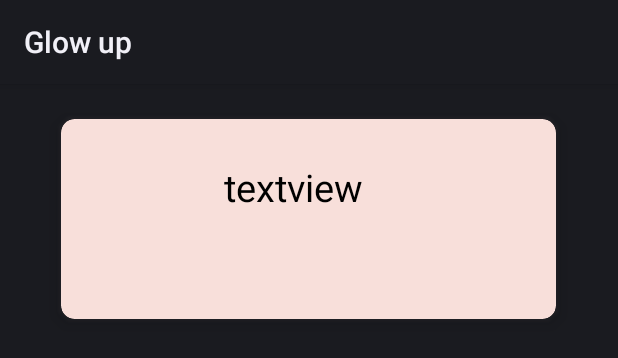
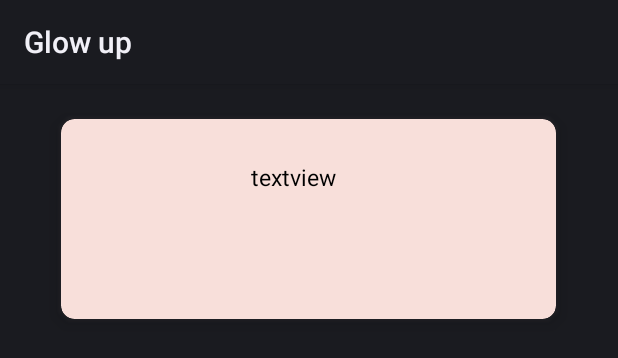
Before and after one commit to htuall/MyApplicationtt1, an Android app: the layout card_container.xml on its own in the app's theme, with its tools: preview values and no code run, on a phone screen of 412 x 824 dp. Shown: the top 358 px of the screen. Run offline under Robolectric (Android 15) with nearby library versions, the light colour scheme and no system bars.

Commit message:
version2

```diff
--- a/app/src/main/java/com/example/myapplicationtt/MainActivity.java
+++ b/app/src/main/java/com/example/myapplicationtt/MainActivity.java
@@ -80,10 +80,6 @@ public class MainActivity extends AppCompatActivity implements View.OnClickListe
 
         videoItems.add(videoItemCartoon);
 
-        VideoItem videoItemCambr2= new VideoItem(Uri.parse("http://195.19.44.146:90/cambridge.mp4"),
-                "http://195.19.44.146:90/cambridge.srt");
-
-        videoItems.add(videoItemCambr2);
 
         putDataToArray();
 
--- a/app/src/main/res/layout/activity_main.xml
+++ b/app/src/main/res/layout/activity_main.xml
@@ -12,7 +12,7 @@
     <FrameLayout
         android:id="@+id/frLayout"
         android:layout_width="match_parent"
-        android:layout_height="600dp"
+        android:layout_height="650dp"
         app:layout_constraintEnd_toEndOf="parent"
         app:layout_constraintStart_toStartOf="parent"
         app:layout_constraintTop_toTopOf="parent">
@@ -20,7 +20,7 @@
         <androidx.viewpager2.widget.ViewPager2
             android:id="@+id/viewPager2"
             android:layout_width="match_parent"
-            android:layout_height="600dp"
+            android:layout_height="650dp"
             android:orientation="vertical"
             app:layout_constraintBottom_toBottomOf="parent"
             app:layout_constraintEnd_toEndOf="parent"
--- a/app/src/main/res/layout/card_container.xml
+++ b/app/src/main/res/layout/card_container.xml
@@ -37,7 +37,7 @@
                 android:text="textview"
                 android:textAlignment="center"
                 android:textColor="@color/black"
-                android:textSize="25sp"
+                android:textSize="15sp"
                 android:textStyle="normal"
                 app:layout_constraintEnd_toEndOf="parent"
                 app:layout_constraintStart_toStartOf="parent"
```
Also changed, not shown: app/src/main/java/com/example/myapplicationtt/VideosAdapter.java (+3 -13 lines).
